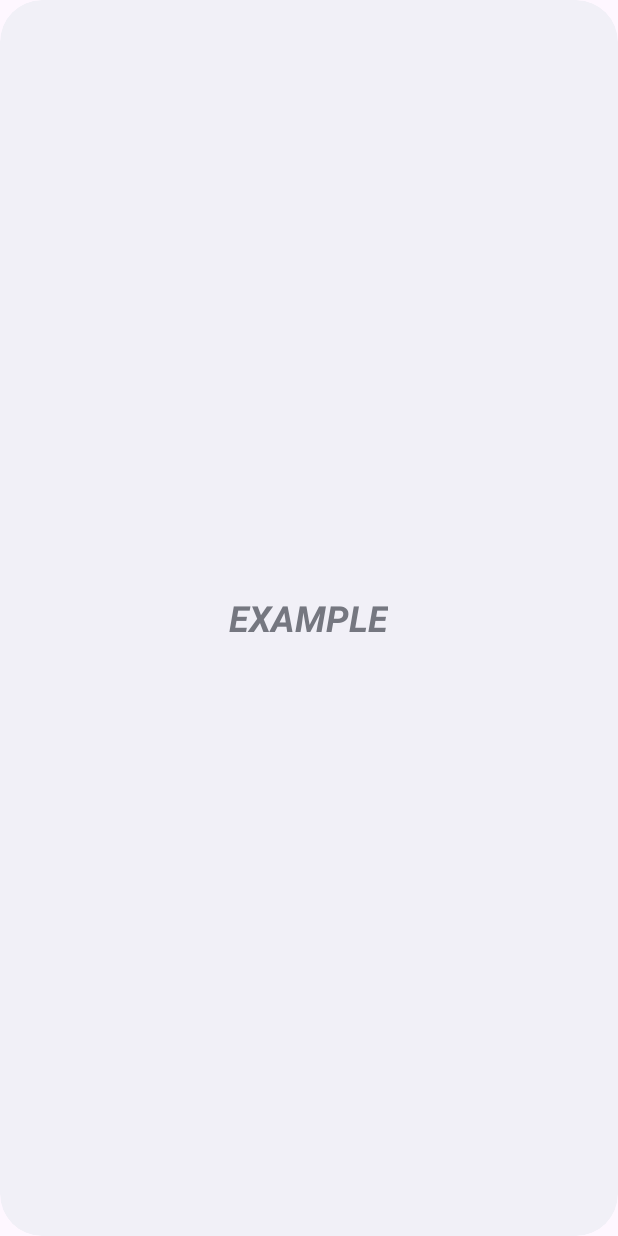
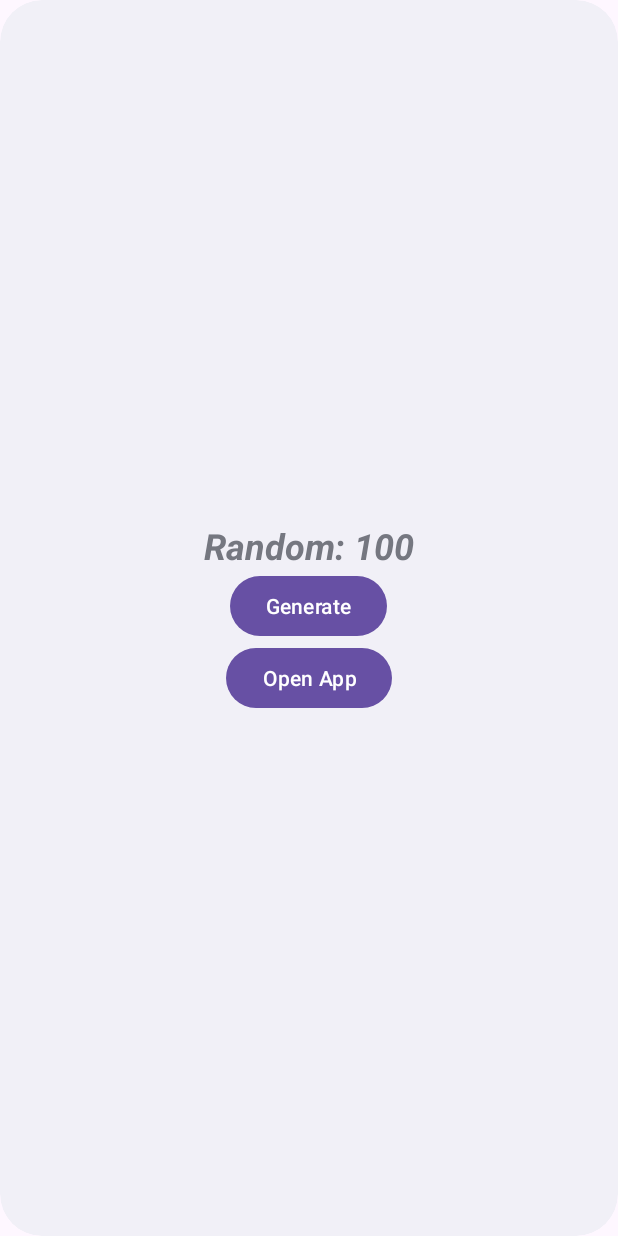
Before and after one commit to zarazzar/Android-Intermediate, an Android app: the layout random_number_widget.xml on its own in the app's theme, with its tools: preview values and no code run, on a phone screen of 412 x 824 dp. Run offline under Robolectric (Android 15) with nearby library versions, the phone set to English and light mode, and no system bars.

Commit message:
Action Widget

```diff
--- a/MyWidgets/app/src/main/java/com/dicoding/mywidgets/NumberGenerator.kt
+++ b/MyWidgets/app/src/main/java/com/dicoding/mywidgets/NumberGenerator.kt
@@ -3,6 +3,7 @@
 import java.util.*
 
 internal object NumberGenerator {
+    //helper class
     fun generate(max: Int): Int {
         val random = Random()
         return random.nextInt(max)
--- a/MyWidgets/app/src/main/res/layout/random_number_widget.xml
+++ b/MyWidgets/app/src/main/res/layout/random_number_widget.xml
@@ -4,15 +4,36 @@
     android:layout_height="match_parent"
     android:theme="@style/Theme.MyWidgets.AppWidgetContainer">
 
-    <TextView
-        android:id="@+id/appwidget_text"
-        android:layout_width="wrap_content"
+    <LinearLayout
+        android:layout_width="match_parent"
         android:layout_height="wrap_content"
         android:layout_centerHorizontal="true"
         android:layout_centerVertical="true"
-        android:layout_margin="8dp"
-        android:contentDescription="@string/appwidget_text"
-        android:text="@string/appwidget_text"
-        android:textSize="24sp"
-        android:textStyle="bold|italic" />
+        android:orientation="vertical">
+        <TextView
+            android:id="@+id/appwidget_text"
+            android:layout_width="wrap_content"
+            android:layout_height="wrap_content"
+            android:layout_weight="1"
+            android:layout_gravity="center"
+            android:contentDescription="@string/appwidget_text"
+            android:text="@string/random"
+            android:textSize="24sp"
+            android:textStyle="bold|italic" />
+        <Button
+            android:id="@+id/btn_click"
+            android:layout_width="wrap_content"
+            android:layout_height="wrap_content"
+            android:layout_gravity="center"
+            android:layout_weight="1"
+            android:text="@string/generate" />
+        <Button
+            android:id="@+id/btn_open"
+            android:layout_width="wrap_content"
+            android:layout_height="wrap_content"
+            android:layout_gravity="center"
+            android:layout_weight="1"
+            android:text="@string/open_app" />
+    </LinearLayout>
+
 </RelativeLayout>
--- a/MyWidgets/app/src/main/res/values/strings.xml
+++ b/MyWidgets/app/src/main/res/values/strings.xml
@@ -3,4 +3,7 @@
     <string name="appwidget_text">EXAMPLE</string>
     <string name="add_widget">Add widget</string>
     <string name="app_widget_description">This is an app widget description</string>
+    <string name="random">Random: 100</string>
+    <string name="generate">Generate</string>
+    <string name="open_app">Open App</string>
 </resources>
```
Also changed, not shown: MyWidgets/app/src/main/java/com/dicoding/mywidgets/RandomNumberWidget.kt (+47 -2 lines).
